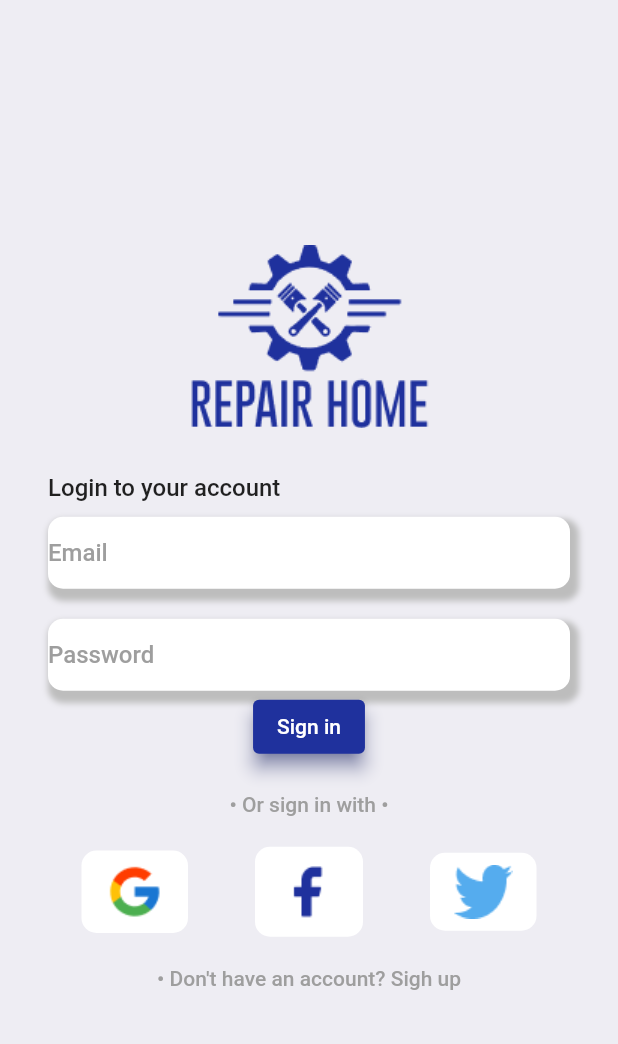
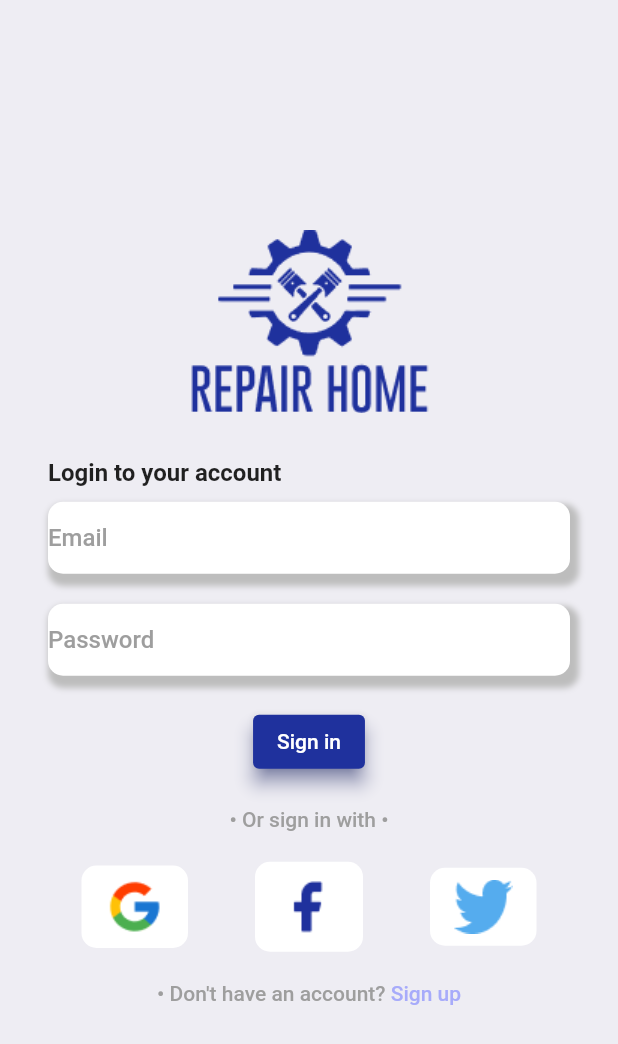
Before and after one commit to MustiAde/Second-Capstone-Mobile-Dev, a Flutter app: the screen it shows after launch, on a phone screen of 412 x 824 dp. Shown: the top 1044 px of the screen. Run offline on Flutter 3.47's test engine with Material 2 defaults, Android fonts, the phone set to English and light mode, and no system bars.

Commit message:
add Login page

```diff
--- a/repair_home/lib/main.dart
+++ b/repair_home/lib/main.dart
@@ -13,6 +13,6 @@ class MyApp extends StatelessWidget {
 
   @override
   Widget build(BuildContext context) {
-    return LoginPage();
+    return const LoginPage();
   }
 }
--- a/repair_home/lib/src/screens/authenticate/login_screen.dart
+++ b/repair_home/lib/src/screens/authenticate/login_screen.dart
@@ -1,4 +1,5 @@
 import 'package:flutter/material.dart';
+import 'package:repair_home/src/screens/splashscreen.dart';
 import 'package:repair_home/src/shared/constants.dart';
 
 class LoginPage extends StatefulWidget {
@@ -21,7 +22,16 @@ class _LoginPageState extends State<LoginPage> {
               Column(
                 mainAxisAlignment: MainAxisAlignment.center,
                 children: [
-                  Image.asset('assets/white_logo.png'),
+                  InkWell(
+                      onTap: () {
+                        Navigator.push(
+                          context,
+                          MaterialPageRoute(
+                            builder: ((context) => const LoadingScreen()),
+                          ),
+                        );
+                      },
+                      child: Image.asset('assets/white_logo.png')),
                   const SizedBox(
                     height: 30.0,
                   ),
@@ -30,7 +40,7 @@ class _LoginPageState extends State<LoginPage> {
                     child: const Text(
                       'Login to your account',
                       style: TextStyle(
-                          fontSize: 16.0, fontWeight: FontWeight.w500),
+                          fontSize: 16.0, fontWeight: FontWeight.bold),
                     ),
                   ),
                   const SizedBox(
@@ -53,8 +63,18 @@ class _LoginPageState extends State<LoginPage> {
                             inputTextDecoration.copyWith(hintText: 'Password'),
                         obscureText: true),
                   ),
+                  const SizedBox(
+                    height: 20.0,
+                  ),
                   ElevatedButton(
-                    onPressed: () {},
+                    onPressed: () {
+                      Navigator.push(
+                        context,
+                        MaterialPageRoute(
+                          builder: ((context) => const LoadingScreen()),
+                        ),
+                      );
+                    },
                     child: const Text(
                       'Sign in',
                       style: TextStyle(color: Colors.white),
@@ -65,9 +85,6 @@ class _LoginPageState extends State<LoginPage> {
                       elevation: MaterialStateProperty.all(5.0),
                       shadowColor:
                           MaterialStateProperty.all(const Color(0xff1F319D)),
-                      // padding: MaterialStateProperty.all(
-                      //     const EdgeInsets.symmetric(
-                      //         vertical: 10.0, horizontal: 120.0)),
                     ),
                   ),
                   const SizedBox(
@@ -92,7 +109,12 @@ class _LoginPageState extends State<LoginPage> {
                         decoration: BoxDecoration(
                             color: Colors.white,
                             borderRadius: BorderRadius.circular(10)),
+                        child: InkWell(
+                          onTap: () {
+                            print('google');
+                          },
                           child: Image.asset('assets/google.png'),
+                        ),
                       ),
                       Container(
                         padding: const EdgeInsets.symmetric(
@@ -100,7 +122,12 @@ class _LoginPageState extends State<LoginPage> {
                         decoration: BoxDecoration(
                             color: Colors.white,
                             borderRadius: BorderRadius.circular(10)),
+                        child: InkWell(
+                          onTap: () {
+                            print('facebook');
+                          },
                           child: Image.asset('assets/facebook.png'),
+                        ),
                       ),
                       Container(
                         padding: const EdgeInsets.symmetric(
@@ -108,19 +135,42 @@ class _LoginPageState extends State<LoginPage> {
                         decoration: BoxDecoration(
                             color: Colors.white,
                             borderRadius: BorderRadius.circular(10)),
+                        child: InkWell(
+                          onTap: () {
+                            print('twitter');
+                          },
                           child: Image.asset('assets/twitter.png'),
+                        ),
                       ),
                     ],
                   ),
                   const SizedBox(
                     height: 20.0,
                   ),
+                  Row(
+                    mainAxisAlignment: MainAxisAlignment.center,
+                    children: [
                       Text(
-                    '• Don\'t have an account? Sigh up',
+                        '• Don\'t have an account? ',
                         style: TextStyle(
                           color: Colors.grey.shade500,
                           fontWeight: FontWeight.w500,
                         ),
+                      ),
+                      InkWell(
+                        onTap: () {
+                          print('sign up');
+                        },
+                        hoverColor: Colors.transparent,
+                        child: const Text(
+                          'Sign up',
+                          style: TextStyle(
+                            color: Color.fromARGB(255, 167, 171, 250),
+                            fontWeight: FontWeight.w500,
+                          ),
+                        ),
+                      ),
+                    ],
                   ),
                 ],
               ),
```
Lines whose indentation alone changed are shown as unchanged.
